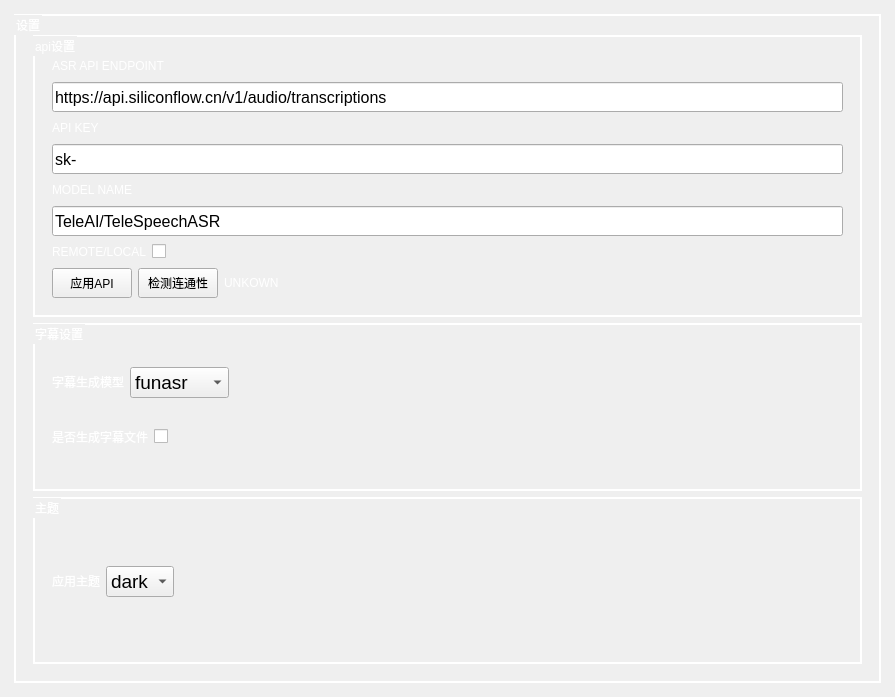
The window that gui/uis/pages/main_pages.ui (CSCC-UJS/CSCC-UJS-apps) describes before a commit, drawn with Qt 5.
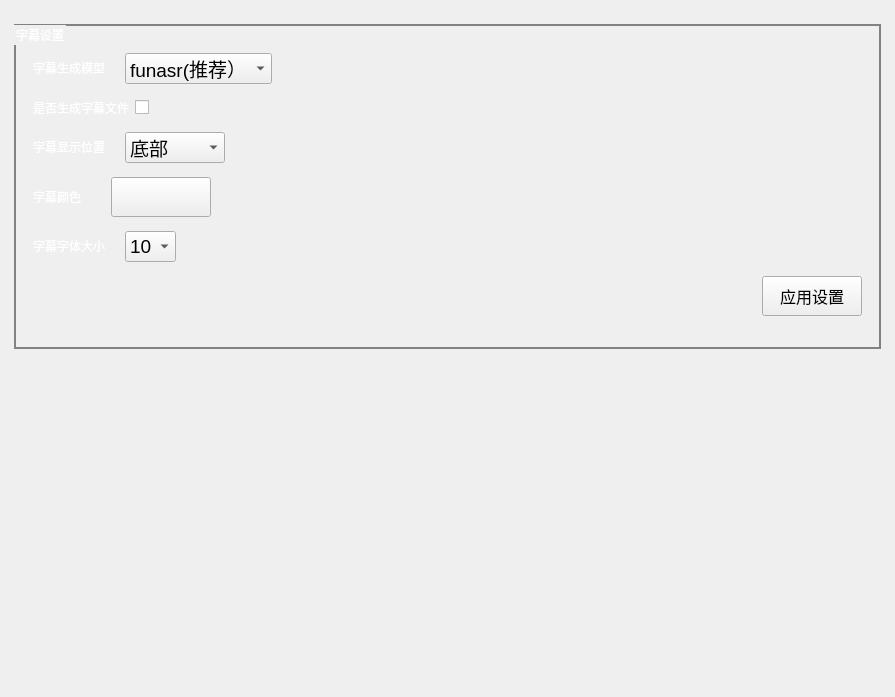
The same window after the commit. The open tabs and pages were chosen to show the change. Custom widgets are drawn as their Qt base class.

Patch:
```diff
--- a/gui/uis/pages/main_pages.ui
+++ b/gui/uis/pages/main_pages.ui
@@ -32,13 +32,13 @@
    <item>
     <widget class="QStackedWidget" name="pages">
      <property name="currentIndex">
-      <number>4</number>
+      <number>2</number>
      </property>
      <widget class="QWidget" name="page_home">
       <property name="styleSheet">
        <string notr="true">font-size: 14pt</string>
       </property>
-      <layout class="QVBoxLayout" name="page_1_layout">
+      <layout class="QHBoxLayout" name="horizontalLayout_21">
        <property name="spacing">
         <number>5</number>
        </property>
@@ -54,12 +54,12 @@
        <property name="bottomMargin">
         <number>5</number>
        </property>
-       <item alignment="Qt::AlignmentFlag::AlignHCenter">
+       <item>
         <widget class="QFrame" name="welcome_base">
          <property name="minimumSize">
           <size>
-           <width>300</width>
-           <height>150</height>
+           <width>400</width>
+           <height>300</height>
           </size>
          </property>
          <property name="maximumSize">
@@ -90,12 +90,12 @@
           <property name="bottomMargin">
            <number>0</number>
           </property>
-          <item>
+          <item alignment="Qt::AlignmentFlag::AlignTop">
            <widget class="QFrame" name="logo">
             <property name="minimumSize">
              <size>
-              <width>300</width>
-              <height>120</height>
+              <width>400</width>
+              <height>240</height>
              </size>
             </property>
             <property name="maximumSize">
@@ -144,127 +144,6 @@
        </item>
       </layout>
      </widget>
-     <widget class="QWidget" name="page_samples">
-      <layout class="QVBoxLayout" name="page_2_layout">
-       <property name="spacing">
-        <number>5</number>
-       </property>
-       <property name="leftMargin">
-        <number>5</number>
-       </property>
-       <property name="topMargin">
-        <number>5</number>
-       </property>
-       <property name="rightMargin">
-        <number>5</number>
-       </property>
-       <property name="bottomMargin">
-        <number>5</number>
-       </property>
-       <item>
-        <widget class="QScrollArea" name="scroll_area">
-         <property name="styleSheet">
-          <string notr="true">background: transparent;</string>
-         </property>
-         <property name="frameShape">
-          <enum>QFrame::Shape::NoFrame</enum>
-         </property>
-         <property name="verticalScrollBarPolicy">
-          <enum>Qt::ScrollBarPolicy::ScrollBarAlwaysOff</enum>
-         </property>
-         <property name="horizontalScrollBarPolicy">
-          <enum>Qt::ScrollBarPolicy::ScrollBarAlwaysOff</enum>
-         </property>
-         <property name="widgetResizable">
-          <bool>true</bool>
-         </property>
-         <widget class="QWidget" name="contents">
-          <property name="geometry">
-           <rect>
-            <x>0</x>
-            <y>0</y>
-            <width>233</width>
-            <height>265</height>
-           </rect>
-          </property>
-          <property name="styleSheet">
-           <string notr="true">background: transparent;</string>
-          </property>
-          <layout class="QVBoxLayout" name="verticalLayout">
-           <property name="spacing">
-            <number>15</number>
-           </property>
-           <property name="leftMargin">
-            <number>5</number>
-           </property>
-           <property name="topMargin">
-            <number>5</number>
-           </property>
-           <property name="rightMargin">
-            <number>5</number>
-           </property>
-           <property name="bottomMargin">
-            <number>5</number>
-           </property>
-           <item>
-            <widget class="QLabel" name="title_label">
-             <property name="maximumSize">
-              <size>
-               <width>16777215</width>
-               <height>40</height>
-              </size>
-             </property>
-             <property name="font">
-              <font>
-               <pointsize>16</pointsize>
-              </font>
-             </property>
-             <property name="styleSheet">
-              <string notr="true">font-size: 16pt</string>
-             </property>
-             <property name="text">
-              <string>Custom Widgets Page</string>
-             </property>
-             <property name="alignment">
-              <set>Qt::AlignmentFlag::AlignCenter</set>
-             </property>
-            </widget>
-           </item>
-           <item>
-            <widget class="QLabel" name="description_label">
-             <property name="text">
-              <string>Here will be all the custom widgets, they will be added over time on this page.
-I will try to always record a new tutorial when adding a new Widget and updating the project on Patreon before launching on GitHub and GitHub after the public release.</string>
-             </property>
-             <property name="alignment">
-              <set>Qt::AlignmentFlag::AlignHCenter|Qt::AlignmentFlag::AlignTop</set>
-             </property>
-             <property name="wordWrap">
-              <bool>true</bool>
-             </property>
-            </widget>
-           </item>
-           <item>
-            <layout class="QHBoxLayout" name="row_1_layout"/>
-           </item>
-           <item>
-            <layout class="QHBoxLayout" name="row_2_layout"/>
-           </item>
-           <item>
-            <layout class="QHBoxLayout" name="row_3_layout"/>
-           </item>
-           <item>
-            <layout class="QVBoxLayout" name="row_4_layout"/>
-           </item>
-           <item>
-            <layout class="QVBoxLayout" name="row_5_layout"/>
-           </item>
-          </layout>
-         </widget>
-        </widget>
-       </item>
-      </layout>
-     </widget>
      <widget class="QWidget" name="page_videoplayer">
       <property name="styleSheet">
        <string notr="true">QFrame {
@@ -345,7 +224,7 @@
             </layout>
            </item>
            <item>
-            <layout class="QHBoxLayout" name="horizontalLayout_2" stretch="8,0,1">
+            <layout class="QHBoxLayout" name="horizontalLayout_2" stretch="8,0,0,1">
              <item>
               <widget class="PySlider" name="progressbar">
                <property name="orientation">
@@ -364,6 +243,51 @@
                </property>
               </widget>
              </item>
+             <item>
+              <widget class="PyComboBox" name="comboBox_speed">
+               <property name="minimumSize">
+                <size>
+                 <width>50</width>
+                 <height>40</height>
+                </size>
+               </property>
+               <property name="font">
+                <font>
+                 <pointsize>14</pointsize>
+                </font>
+               </property>
+               <item>
+                <property name="text">
+                 <string>倍速：0.5x</string>
+                </property>
+               </item>
+               <item>
+                <property name="text">
+                 <string>倍速：0.75x</string>
+                </property>
+               </item>
+               <item>
+                <property name="text">
+                 <string>倍速：1x</string>
+                </property>
+               </item>
+               <item>
+                <property name="text">
+                 <string>倍速：1.25x</string>
+                </property>
+               </item>
+               <item>
+                <property name="text">
+                 <string>倍速：1.5x</string>
+                </property>
+               </item>
+               <item>
+                <property name="text">
+                 <string>倍速：2x</string>
+                </property>
+               </item>
+              </widget>
+             </item>
              <item>
               <widget class="PyIconButton" name="volume_btn">
                <property name="minimumSize">
@@ -386,289 +310,27 @@
       </layout>
      </widget>
      <widget class="QWidget" name="page_settings">
-      <layout class="QVBoxLayout" name="verticalLayout_19">
-       <item>
-        <widget class="QGroupBox" name="groupBox_3">
-         <property name="styleSheet">
-          <string notr="true">QGroupBox {
-    border: 2px solid rgb(255, 255, 255);
-    padding-top: 10px;
-    padding-left: 8px;
-    padding-right: 8px;
-    padding-bottom: 8px;
-	font: 14pt &quot;JetBrains Mono&quot;;
-    color: rgb(255, 255, 255);
-}</string>
-         </property>
-         <property name="title">
-          <string>设置</string>
-         </property>
-         <layout class="QVBoxLayout" name="verticalLayout_9">
-          <item>
-           <widget class="QGroupBox" name="groupBox">
-            <property name="styleSheet">
-             <string notr="true">QGroupBox {
-    border: 2px solid rgb(255, 255, 255);
-    padding-top: 10px;
-    padding-left: 8px;
-    padding-right: 8px;
-    padding-bottom: 8px;
-	font: 14pt &quot;JetBrains Mono&quot;;
-    color: rgb(255, 255, 255);
-}
-</string>
-            </property>
-            <property name="title">
-             <string>api设置</string>
-            </property>
-            <layout class="QVBoxLayout" name="verticalLayout_14">
-             <item>
               <layout class="QVBoxLayout" name="verticalLayout_2">
                <item>
-                <layout class="QHBoxLayout" name="horizontalLayout_5">
+        <layout class="QVBoxLayout" name="verticalLayout_9" stretch="0,3">
                  <item>
-                  <widget class="QLabel" name="label_2">
-                   <property name="styleSheet">
-                    <string notr="true">font: 14pt &quot;JetBrains Mono&quot;;
-color: rgb(255, 255, 255);</string>
-                   </property>
-                   <property name="text">
-                    <string>ASR API ENDPOINT</string>
-                   </property>
-                  </widget>
-                 </item>
-                 <item>
-                  <spacer name="horizontalSpacer">
+          <spacer name="verticalSpacer_2">
                    <property name="orientation">
-                    <enum>Qt::Orientation::Horizontal</enum>
+            <enum>Qt::Orientation::Vertical</enum>
                    </property>
                    <property name="sizeHint" stdset="0">
                     <size>
-                     <width>100</width>
-                     <height>20</height>
+             <width>20</width>
+             <height>10</height>
                     </size>
                    </property>
                   </spacer>
                  </item>
-                </layout>
-               </item>
                <item>
-                <widget class="PyLineEdit" name="line_api_endpoint">
-                 <property name="minimumSize">
-                  <size>
-                   <width>80</width>
-                   <height>30</height>
-                  </size>
-                 </property>
-                 <property name="font">
-                  <font>
-                   <pointsize>12</pointsize>
-                  </font>
-                 </property>
-                 <property name="text">
-                  <string>https://api.siliconflow.cn/v1/audio/transcriptions</string>
-                 </property>
-                </widget>
-               </item>
-              </layout>
-             </item>
-             <item>
-              <layout class="QVBoxLayout" name="verticalLayout_15">
-               <item>
-                <layout class="QHBoxLayout" name="horizontalLayout_6">
-                 <item>
-                  <widget class="QLabel" name="label_4">
-                   <property name="styleSheet">
-                    <string notr="true">font: 14pt &quot;JetBrains Mono&quot;;
-color: rgb(255, 255, 255);</string>
-                   </property>
-                   <property name="text">
-                    <string>API KEY</string>
-                   </property>
-                  </widget>
-                 </item>
-                 <item>
-                  <spacer name="horizontalSpacer_2">
-                   <property name="orientation">
-                    <enum>Qt::Orientation::Horizontal</enum>
-                   </property>
-                   <property name="sizeHint" stdset="0">
-                    <size>
-                     <width>100</width>
-                     <height>20</height>
-                    </size>
-                   </property>
-                  </spacer>
-                 </item>
-                </layout>
-               </item>
-               <item>
-                <widget class="PyLineEdit" name="line_api_key">
-                 <property name="minimumSize">
-                  <size>
-                   <width>0</width>
-                   <height>30</height>
-                  </size>
-                 </property>
-                 <property name="font">
-                  <font>
-                   <pointsize>12</pointsize>
-                  </font>
-                 </property>
-                 <property name="text">
-                  <string>sk-</string>
-                 </property>
-                </widget>
-               </item>
-              </layout>
-             </item>
-             <item>
-              <layout class="QVBoxLayout" name="verticalLayout_16">
-               <item>
-                <layout class="QHBoxLayout" name="horizontalLayout_7">
-                 <item>
-                  <widget class="QLabel" name="label_5">
-                   <property name="styleSheet">
-                    <string notr="true">font: 14pt &quot;JetBrains Mono&quot;;
-color: rgb(255, 255, 255);</string>
-                   </property>
-                   <property name="text">
-                    <string>MODEL NAME</string>
-                   </property>
-                  </widget>
-                 </item>
-                 <item>
-                  <spacer name="horizontalSpacer_3">
-                   <property name="orientation">
-                    <enum>Qt::Orientation::Horizontal</enum>
-                   </property>
-                   <property name="sizeHint" stdset="0">
-                    <size>
-                     <width>40</width>
-                     <height>20</height>
-                    </size>
-                   </property>
-                  </spacer>
-                 </item>
-                </layout>
-               </item>
-               <item>
-                <widget class="PyLineEdit" name="line_model_name">
-                 <property name="minimumSize">
-                  <size>
-                   <width>0</width>
-                   <height>30</height>
-                  </size>
-                 </property>
-                 <property name="font">
-                  <font>
-                   <pointsize>12</pointsize>
-                  </font>
-                 </property>
-                 <property name="text">
-                  <string>TeleAI/TeleSpeechASR</string>
-                 </property>
-                </widget>
-               </item>
-              </layout>
-             </item>
-             <item>
-              <layout class="QHBoxLayout" name="horizontalLayout_8" stretch="0,0,0">
-               <item>
-                <widget class="QLabel" name="label_8">
-                 <property name="styleSheet">
-                  <string notr="true">font: 14pt &quot;JetBrains Mono&quot;;
-color: rgb(255, 255, 255);</string>
-                 </property>
-                 <property name="text">
-                  <string>REMOTE/LOCAL</string>
-                 </property>
-                </widget>
-               </item>
-               <item>
-                <widget class="PyToggle" name="toggle_local_remote">
-                 <property name="text">
-                  <string/>
-                 </property>
-                </widget>
-               </item>
-               <item>
-                <spacer name="horizontalSpacer_4">
-                 <property name="orientation">
-                  <enum>Qt::Orientation::Horizontal</enum>
-                 </property>
-                 <property name="sizeHint" stdset="0">
-                  <size>
-                   <width>200</width>
-                   <height>20</height>
-                  </size>
-                 </property>
-                </spacer>
-               </item>
-              </layout>
-             </item>
-             <item>
-              <layout class="QHBoxLayout" name="horizontalLayout_11">
-               <item>
-                <widget class="PyPushButton" name="btn_apply">
-                 <property name="minimumSize">
-                  <size>
-                   <width>0</width>
-                   <height>30</height>
-                  </size>
-                 </property>
-                 <property name="text">
-                  <string>应用API</string>
-                 </property>
-                </widget>
-               </item>
-               <item>
-                <widget class="PyPushButton" name="btn_check">
-                 <property name="minimumSize">
-                  <size>
-                   <width>0</width>
-                   <height>30</height>
-                  </size>
-                 </property>
-                 <property name="text">
-                  <string>检测连通性</string>
-                 </property>
-                </widget>
-               </item>
-               <item>
-                <widget class="QLabel" name="label_status">
-                 <property name="styleSheet">
-                  <string notr="true">font: 14pt &quot;JetBrains Mono&quot;;
-color: rgb(255, 255, 255);</string>
-                 </property>
-                 <property name="text">
-                  <string>UNKOWN</string>
-                 </property>
-                </widget>
-               </item>
-               <item>
-                <spacer name="horizontalSpacer_5">
-                 <property name="orientation">
-                  <enum>Qt::Orientation::Horizontal</enum>
-                 </property>
-                 <property name="sizeHint" stdset="0">
-                  <size>
-                   <width>40</width>
-                   <height>20</height>
-                  </size>
-                 </property>
-                </spacer>
-               </item>
-              </layout>
-             </item>
-            </layout>
-           </widget>
-          </item>
-          <item>
-           <widget class="QGroupBox" name="groupBox_2">
+          <widget class="QGroupBox" name="groupBox_5">
             <property name="styleSheet">
              <string notr="true">QGroupBox {
-    border: 2px solid rgb(255, 255, 255);
+    border: 2px solid rgb(130, 130, 130);
     padding-top: 10px;
     padding-left: 8px;
     padding-right: 8px;
@@ -680,11 +342,11 @@
             <property name="title">
              <string>字幕设置</string>
             </property>
-            <layout class="QVBoxLayout" name="verticalLayout_17">
+           <layout class="QVBoxLayout" name="verticalLayout">
              <item>
-              <layout class="QHBoxLayout" name="horizontalLayout_16">
+             <layout class="QHBoxLayout" name="horizontalLayout_5">
                <item>
-                <widget class="QLabel" name="label_12">
+               <widget class="QLabel" name="label_21">
                  <property name="maximumSize">
                   <size>
                    <width>250</width>
@@ -696,7 +358,7 @@
 color: rgb(255, 255, 255);</string>
                  </property>
                  <property name="text">
-                  <string>字幕生成模型</string>
+                 <string>字幕生成模型    </string>
                  </property>
                 </widget>
                </item>
@@ -715,23 +377,18 @@
                  </property>
                  <item>
                   <property name="text">
-                   <string>funasr</string>
+                  <string>funasr(推荐）</string>
                   </property>
                  </item>
                  <item>
                   <property name="text">
-                   <string>whisper</string>
-                  </property>
-                 </item>
-                 <item>
-                  <property name="text">
-                   <string>api</string>
+                  <string>whisper(较慢）</string>
                   </property>
                  </item>
                 </widget>
                </item>
                <item>
-                <spacer name="horizontalSpacer_7">
+               <spacer name="horizontalSpacer_23">
                  <property name="orientation">
                   <enum>Qt::Orientation::Horizontal</enum>
                  </property>
@@ -746,9 +403,9 @@
               </layout>
              </item>
              <item>
-              <layout class="QHBoxLayout" name="horizontalLayout_17" stretch="0,0,0">
+             <layout class="QHBoxLayout" name="horizontalLayout_6">
                <item>
-                <widget class="QLabel" name="label_13">
+               <widget class="QLabel" name="label_22">
                  <property name="maximumSize">
                   <size>
                    <width>250</width>
@@ -772,7 +429,7 @@
                 </widget>
                </item>
                <item>
-                <spacer name="horizontalSpacer_8">
+               <spacer name="horizontalSpacer_24">
                  <property name="orientation">
                   <enum>Qt::Orientation::Horizontal</enum>
                  </property>
@@ -786,30 +443,116 @@
                </item>
               </layout>
              </item>
-            </layout>
+            <item>
+             <layout class="QHBoxLayout" name="horizontalLayout_7">
+              <item>
+               <widget class="QLabel" name="label_24">
+                <property name="maximumSize">
+                 <size>
+                  <width>250</width>
+                  <height>30</height>
+                 </size>
+                </property>
+                <property name="styleSheet">
+                 <string notr="true">font: 14pt &quot;JetBrains Mono&quot;;
+color: rgb(255, 255, 255);</string>
+                </property>
+                <property name="text">
+                 <string>字幕显示位置    </string>
+                </property>
            </widget>
           </item>
           <item>
-           <widget class="QGroupBox" name="groupBox_4">
+               <widget class="PyComboBox" name="comboBox_sub_place">
+                <property name="minimumSize">
+                 <size>
+                  <width>100</width>
+                  <height>30</height>
+                 </size>
+                </property>
+                <property name="font">
+                 <font>
+                  <pointsize>14</pointsize>
+                 </font>
+                </property>
+                <item>
+                 <property name="text">
+                  <string>底部</string>
+                 </property>
+                </item>
+                <item>
+                 <property name="text">
+                  <string>顶部</string>
+                 </property>
+                </item>
+               </widget>
+              </item>
+              <item>
+               <spacer name="horizontalSpacer_26">
+                <property name="orientation">
+                 <enum>Qt::Orientation::Horizontal</enum>
+                </property>
+                <property name="sizeHint" stdset="0">
+                 <size>
+                  <width>40</width>
+                  <height>20</height>
+                 </size>
+                </property>
+               </spacer>
+              </item>
+             </layout>
+            </item>
+            <item>
+             <layout class="QHBoxLayout" name="horizontalLayout_8">
+              <item>
+               <widget class="QLabel" name="label_25">
+                <property name="maximumSize">
+                 <size>
+                  <width>250</width>
+                  <height>30</height>
+                 </size>
+                </property>
             <property name="styleSheet">
-             <string notr="true">QGroupBox {
-    border: 2px solid rgb(255, 255, 255);
-    padding-top: 10px;
-    padding-left: 8px;
-    padding-right: 8px;
-    padding-bottom: 8px;
-	font: 14pt &quot;JetBrains Mono&quot;;
-    color: rgb(255, 255, 255);
-}</string>
-            </property>
-            <property name="title">
-             <string>主题</string>
-            </property>
-            <layout class="QVBoxLayout" name="verticalLayout_18">
+                 <string notr="true">font: 14pt &quot;JetBrains Mono&quot;;
+color: rgb(255, 255, 255);</string>
+                </property>
+                <property name="text">
+                 <string>字幕颜色       </string>
+                </property>
+               </widget>
+              </item>
              <item>
-              <layout class="QHBoxLayout" name="horizontalLayout_18">
+               <widget class="PyPushButton" name="btn_sub_colour">
+                <property name="minimumSize">
+                 <size>
+                  <width>100</width>
+                  <height>40</height>
+                 </size>
+                </property>
+                <property name="text">
+                 <string/>
+                </property>
+               </widget>
+              </item>
                <item>
-                <widget class="QLabel" name="label_14">
+               <spacer name="horizontalSpacer_27">
+                <property name="orientation">
+                 <enum>Qt::Orientation::Horizontal</enum>
+                </property>
+                <property name="sizeHint" stdset="0">
+                 <size>
+                  <width>40</width>
+                  <height>20</height>
+                 </size>
+                </property>
+               </spacer>
+              </item>
+             </layout>
+            </item>
+            <item>
+             <layout class="QHBoxLayout" name="horizontalLayout_11">
+              <item>
+               <widget class="QLabel" name="label_26">
                  <property name="maximumSize">
                   <size>
                    <width>250</width>
@@ -821,12 +564,12 @@
 color: rgb(255, 255, 255);</string>
                  </property>
                  <property name="text">
-                  <string>应用主题</string>
+                 <string>字幕字体大小    </string>
                  </property>
                 </widget>
                </item>
                <item>
-                <widget class="PyComboBox" name="comboBox_themes">
+               <widget class="PyComboBox" name="comboBox_font_size">
                  <property name="minimumSize">
                   <size>
                    <width>0</width>
@@ -840,18 +583,38 @@
                  </property>
                  <item>
                   <property name="text">
-                   <string>dark</string>
+                  <string>10</string>
                   </property>
                  </item>
                  <item>
                   <property name="text">
-                   <string>lignt</string>
-                  </property>
-                 </item>
+                  <string>12</string>
+                 </property>
+                </item>
+                <item>
+                 <property name="text">
+                  <string>14</string>
+                 </property>
+                </item>
+                <item>
+                 <property name="text">
+                  <string>16</string>
+                 </property>
+                </item>
+                <item>
+                 <property name="text">
+                  <string>18</string>
+                 </property>
+                </item>
+                <item>
+                 <property name="text">
+                  <string>20</string>
+                 </property>
+                </item>
                 </widget>
                </item>
                <item>
-                <spacer name="horizontalSpacer_9">
+               <spacer name="horizontalSpacer_28">
                  <property name="orientation">
                   <enum>Qt::Orientation::Horizontal</enum>
                  </property>
@@ -865,11 +628,58 @@
                </item>
               </layout>
              </item>
-            </layout>
+            <item>
+             <layout class="QHBoxLayout" name="horizontalLayout_17">
+              <item>
+               <spacer name="horizontalSpacer">
+                <property name="orientation">
+                 <enum>Qt::Orientation::Horizontal</enum>
+                </property>
+                <property name="sizeHint" stdset="0">
+                 <size>
+                  <width>40</width>
+                  <height>20</height>
+                 </size>
+                </property>
+               </spacer>
+              </item>
+              <item>
+               <widget class="PyPushButton" name="btn_apply_setting">
+                <property name="minimumSize">
+                 <size>
+                  <width>100</width>
+                  <height>40</height>
+                 </size>
+                </property>
+                <property name="font">
+                 <font>
+                  <pointsize>12</pointsize>
+                 </font>
+                </property>
+                <property name="text">
+                 <string>应用设置</string>
+                </property>
            </widget>
           </item>
          </layout>
-        </widget>
+            </item>
+           </layout>
+          </widget>
+         </item>
+        </layout>
+       </item>
+       <item>
+        <spacer name="verticalSpacer">
+         <property name="orientation">
+          <enum>Qt::Orientation::Vertical</enum>
+         </property>
+         <property name="sizeHint" stdset="0">
+          <size>
+           <width>20</width>
+           <height>40</height>
+          </size>
+         </property>
+        </spacer>
        </item>
       </layout>
      </widget>
```
Lines whose indentation alone changed are shown as unchanged.
